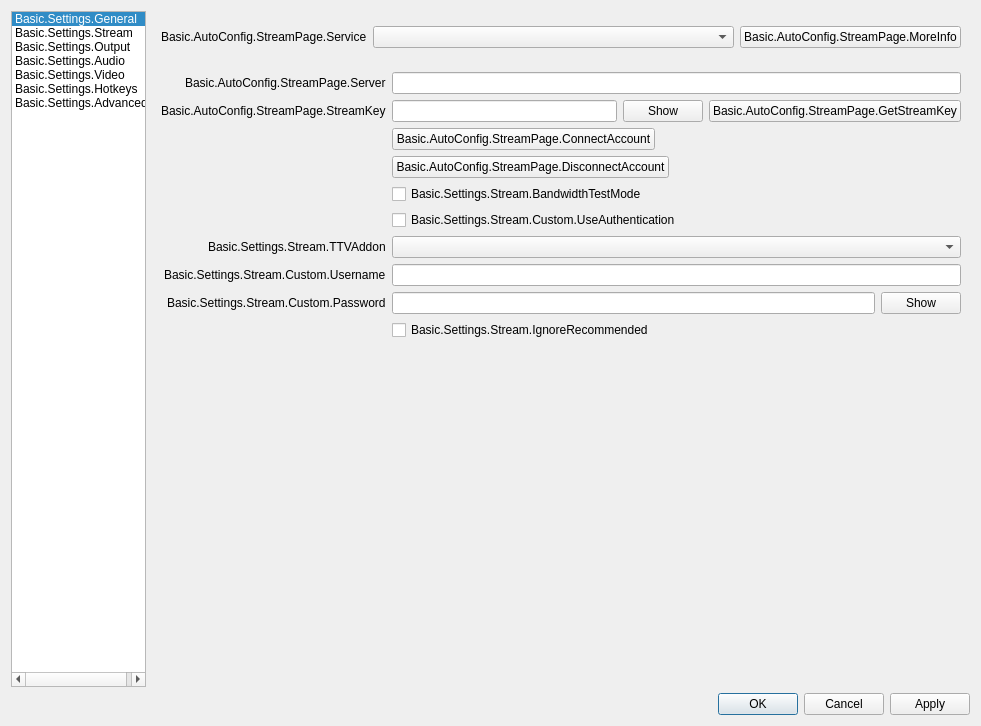
Qt form UI/forms/OBSBasicSettings.ui (BlueCheeseburger/obs-studio) before a commit.
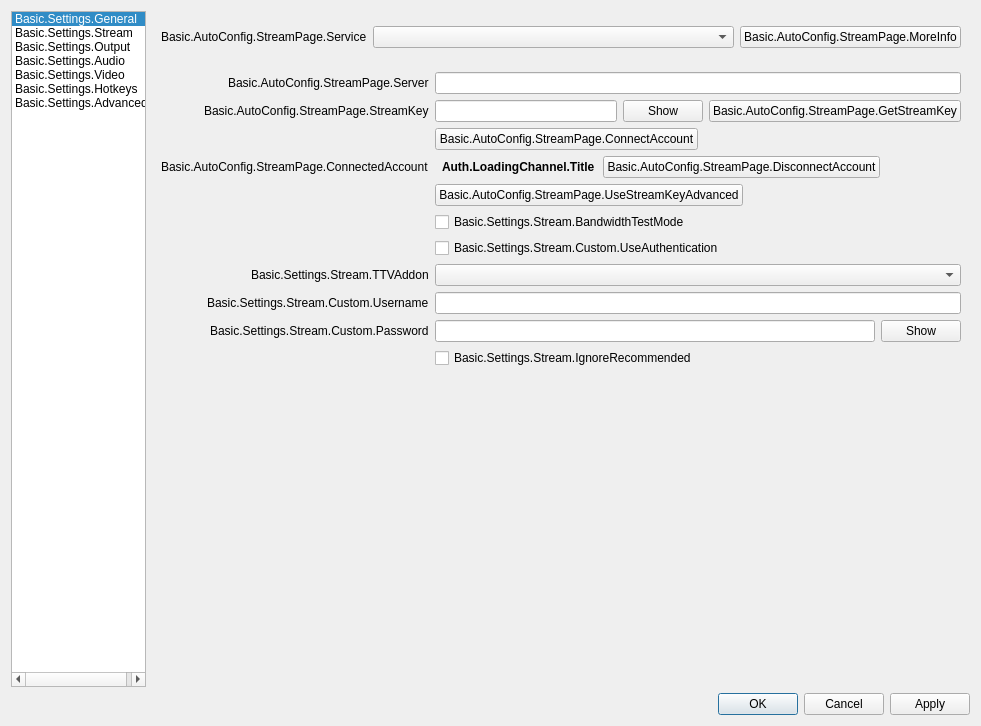
The same form after that commit. The open tabs and pages were chosen to show the change. Icons and pictures are not drawn. Custom widgets are drawn as their Qt base class.

```diff
--- a/UI/forms/OBSBasicSettings.ui
+++ b/UI/forms/OBSBasicSettings.ui
@@ -1115,32 +1115,27 @@
                </property>
               </spacer>
              </item>
-             <item row="3" column="1">
-              <layout class="QHBoxLayout" name="horizontalLayout_15">
-               <item>
-                <widget class="QPushButton" name="connectAccount2">
-                 <property name="text">
-                  <string>Basic.AutoConfig.StreamPage.ConnectAccount</string>
-                 </property>
-                </widget>
-               </item>
-               <item>
-                <spacer name="horizontalSpacer_19">
-                 <property name="orientation">
-                  <enum>Qt::Horizontal</enum>
-                 </property>
-                 <property name="sizeHint" stdset="0">
-                  <size>
-                   <width>40</width>
-                   <height>20</height>
-                  </size>
-                 </property>
-                </spacer>
-               </item>
-              </layout>
-             </item>
              <item row="4" column="1">
               <layout class="QHBoxLayout" name="horizontalLayout_23">
+               <property name="spacing">
+                <number>8</number>
+               </property>
+               <property name="leftMargin">
+                <number>7</number>
+               </property>
+               <property name="rightMargin">
+                <number>7</number>
+               </property>
+               <item>
+                <widget class="QLabel" name="connectedAccountText">
+                 <property name="styleSheet">
+                  <string notr="true">font-weight: bold</string>
+                 </property>
+                 <property name="text">
+                  <string>Auth.LoadingChannel.Title</string>
+                 </property>
+                </widget>
+               </item>
                <item>
                 <widget class="QPushButton" name="disconnectAccount">
                  <property name="text">
@@ -1163,21 +1158,21 @@
                </item>
               </layout>
              </item>
-             <item row="5" column="1">
+             <item row="6" column="1">
               <widget class="QCheckBox" name="bandwidthTestEnable">
                <property name="text">
                 <string>Basic.Settings.Stream.BandwidthTestMode</string>
                </property>
               </widget>
              </item>
-             <item row="6" column="1">
+             <item row="7" column="1">
               <widget class="QCheckBox" name="useAuth">
                <property name="text">
                 <string>Basic.Settings.Stream.Custom.UseAuthentication</string>
                </property>
               </widget>
              </item>
-             <item row="8" column="0">
+             <item row="9" column="0">
               <widget class="QLabel" name="authUsernameLabel">
                <property name="text">
                 <string>Basic.Settings.Stream.Custom.Username</string>
@@ -1187,10 +1182,10 @@
                </property>
               </widget>
              </item>
-             <item row="8" column="1">
+             <item row="9" column="1">
               <widget class="QLineEdit" name="authUsername"/>
              </item>
-             <item row="9" column="0">
+             <item row="10" column="0">
               <widget class="QLabel" name="authPwLabel">
                <property name="text">
                 <string>Basic.Settings.Stream.Custom.Password</string>
@@ -1200,7 +1195,7 @@
                </property>
               </widget>
              </item>
-             <item row="9" column="1">
+             <item row="10" column="1">
               <widget class="QWidget" name="authPwWidget">
                <layout class="QHBoxLayout" name="horizontalLayout_25">
                 <property name="leftMargin">
@@ -1232,10 +1227,10 @@
                </layout>
               </widget>
              </item>
-             <item row="7" column="1">
+             <item row="8" column="1">
               <widget class="QComboBox" name="twitchAddonDropdown"/>
              </item>
-             <item row="7" column="0">
+             <item row="8" column="0">
               <widget class="QLabel" name="twitchAddonLabel">
                <property name="text">
                 <string>Basic.Settings.Stream.TTVAddon</string>
@@ -1245,20 +1240,78 @@
                </property>
               </widget>
              </item>
-             <item row="10" column="1">
+             <item row="11" column="1">
               <widget class="QCheckBox" name="ignoreRecommended">
                <property name="text">
                 <string>Basic.Settings.Stream.IgnoreRecommended</string>
                </property>
               </widget>
              </item>
-             <item row="11" column="1">
+             <item row="12" column="1">
               <widget class="QLabel" name="enforceSettingsLabel">
                <property name="text">
                 <string notr="true"/>
                </property>
               </widget>
              </item>
+             <item row="5" column="1">
+              <layout class="QHBoxLayout" name="horizontalLayout_28">
+               <item>
+                <widget class="QPushButton" name="useStreamKeyAdv">
+                 <property name="text">
+                  <string>Basic.AutoConfig.StreamPage.UseStreamKeyAdvanced</string>
+                 </property>
+                </widget>
+               </item>
+               <item>
+                <spacer name="horizontalSpacer_28">
+                 <property name="orientation">
+                  <enum>Qt::Horizontal</enum>
+                 </property>
+                 <property name="sizeHint" stdset="0">
+                  <size>
+                   <width>40</width>
+                   <height>20</height>
+                  </size>
+                 </property>
+                </spacer>
+               </item>
+              </layout>
+             </item>
+             <item row="4" column="0">
+              <widget class="QLabel" name="connectedAccountLabel">
+               <property name="text">
+                <string>Basic.AutoConfig.StreamPage.ConnectedAccount</string>
+               </property>
+              </widget>
+             </item>
+             <item row="3" column="1">
+              <layout class="QHBoxLayout" name="horizontalLayout_15">
+               <item>
+                <widget class="QPushButton" name="connectAccount2">
+                 <property name="cursor">
+                  <cursorShape>PointingHandCursor</cursorShape>
+                 </property>
+                 <property name="text">
+                  <string>Basic.AutoConfig.StreamPage.ConnectAccount</string>
+                 </property>
+                </widget>
+               </item>
+               <item>
+                <spacer name="horizontalSpacer_19">
+                 <property name="orientation">
+                  <enum>Qt::Horizontal</enum>
+                 </property>
+                 <property name="sizeHint" stdset="0">
+                  <size>
+                   <width>40</width>
+                   <height>20</height>
+                  </size>
+                 </property>
+                </spacer>
+               </item>
+              </layout>
+             </item>
             </layout>
            </widget>
           </widget>
```
